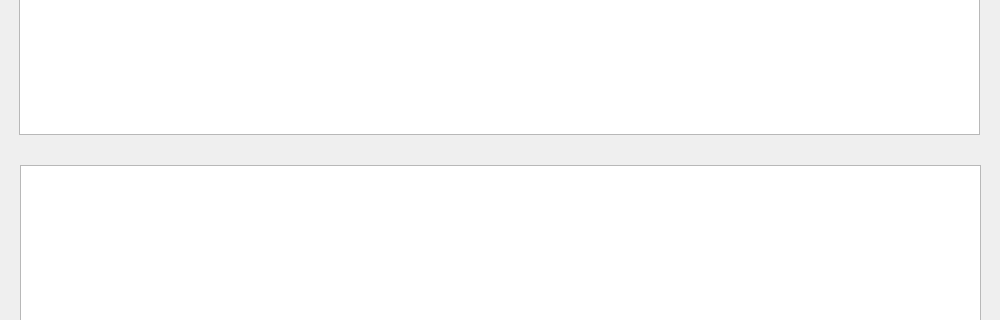
Qt form mainwindow.ui (misheechkin/Compliler) before a commit; both pictures show x 0 to 1000 and y 323 to 643 of the 1000 by 800 pixel window.
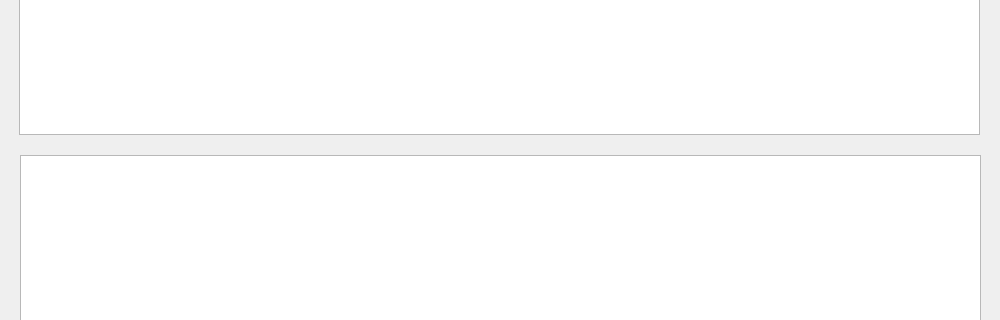
The same form after that commit. Icons and pictures are not drawn.

The edit to the form file:
```diff
--- a/mainwindow.ui
+++ b/mainwindow.ui
@@ -30,15 +30,21 @@
      </font>
     </property>
    </widget>
-   <widget class="QTableWidget" name="tableWidget">
+   <widget class="QTextBrowser" name="textBrowser">
     <property name="geometry">
      <rect>
       <x>20</x>
-      <y>440</y>
+      <y>430</y>
       <width>961</width>
-      <height>241</height>
+      <height>251</height>
      </rect>
     </property>
+    <property name="font">
+     <font>
+      <family>JetBrains Mono</family>
+      <pointsize>14</pointsize>
+     </font>
+    </property>
    </widget>
   </widget>
   <widget class="QMenuBar" name="menubar">
```
Left out of the diff: 4 changed lines with no effect on the pictures.
